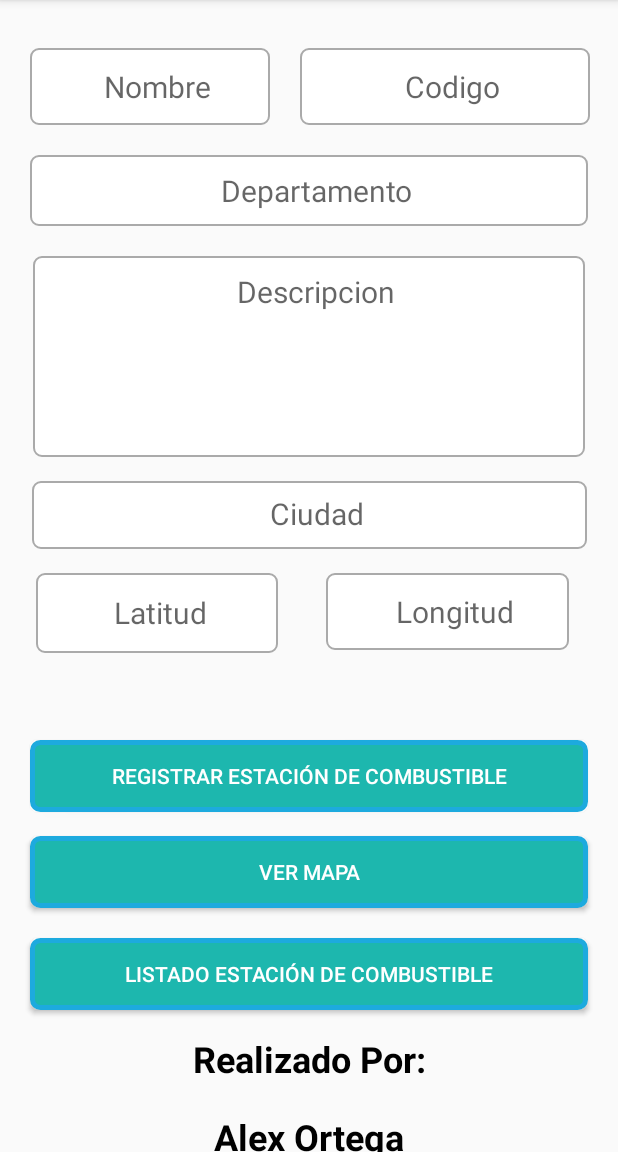
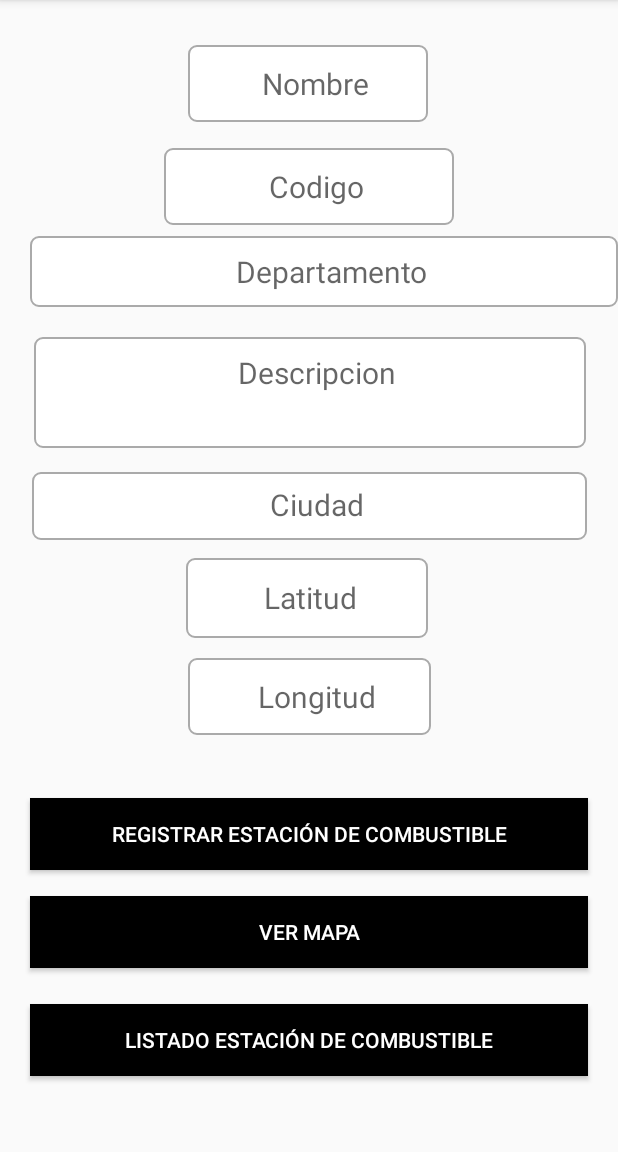
Before and after one commit to Eedal/maps, an Android app: the screen it shows after launch (MainActivity), on a phone screen of 412 x 824 dp, the part 84-1236 px from its top. Run offline under Robolectric (Android 15) with nearby library versions, the light colour scheme and no system bars.

Commit message:
mejorando interfaz

```diff
--- a/app/src/main/res/layout/activity_main.xml
+++ b/app/src/main/res/layout/activity_main.xml
@@ -42,7 +42,8 @@
                 android:layout_width="160dp"
                 android:layout_height="51dp"
                 android:layout_marginHorizontal="20dp"
-                android:layout_marginTop="32dp"
+                android:layout_marginStart="125dp"
+                android:layout_marginTop="30dp"
                 android:background="@drawable/custom_input"
                 android:ems="10"
                 android:gravity="center"
@@ -59,7 +60,8 @@
                 android:layout_width="match_parent"
                 android:layout_height="wrap_content"
                 android:layout_marginHorizontal="20dp"
-                android:layout_marginTop="20dp"
+                android:layout_marginStart="20dp"
+                android:layout_marginTop="76dp"
                 android:background="@drawable/custom_input"
                 android:ems="10"
                 android:gravity="center"
@@ -77,8 +79,8 @@
                 android:layout_width="161dp"
                 android:layout_height="53dp"
                 android:layout_marginHorizontal="20dp"
-                android:layout_marginStart="24dp"
-                android:layout_marginTop="16dp"
+                android:layout_marginStart="124dp"
+                android:layout_marginTop="12dp"
                 android:background="@drawable/custom_input"
                 android:ems="10"
                 android:gravity="center"
@@ -95,31 +97,22 @@
                 android:layout_width="match_parent"
                 android:layout_height="wrap_content"
                 android:layout_marginHorizontal="20dp"
-                android:layout_marginTop="28dp"
-                android:background="@drawable/button_rounded"
+                android:layout_marginTop="42dp"
+                android:background="@color/black"
                 android:text="registrar Estación de combustible"
                 android:textColor="@color/white"
                 app:layout_constraintEnd_toEndOf="parent"
+                app:layout_constraintHorizontal_bias="0.4"
                 app:layout_constraintStart_toStartOf="parent"
-                app:layout_constraintTop_toBottomOf="@+id/space" />
-
-            <android.widget.Space
-                android:id="@+id/space"
-                android:layout_width="match_parent"
-                android:layout_height="10dp"
-                android:layout_marginTop="20dp"
-                android:layout_weight="1"
-                app:layout_constraintEnd_toEndOf="parent"
-                app:layout_constraintStart_toStartOf="parent"
-                app:layout_constraintTop_toBottomOf="@+id/edtlatitud" />
+                app:layout_constraintTop_toBottomOf="@+id/edtlongitud" />
 
             <Button
                 android:id="@+id/btnvermapa"
                 android:layout_width="match_parent"
                 android:layout_height="wrap_content"
                 android:layout_marginHorizontal="20dp"
-                android:layout_marginTop="16dp"
-                android:background="@drawable/button_rounded"
+                android:layout_marginTop="17dp"
+                android:background="@color/black"
                 android:text="ver mapa"
                 android:textColor="@color/white"
                 app:layout_constraintEnd_toEndOf="parent"
@@ -131,7 +124,8 @@
                 android:layout_width="193dp"
                 android:layout_height="51dp"
                 android:layout_marginHorizontal="20dp"
-                android:layout_marginTop="32dp"
+                android:layout_marginStart="109dp"
+                android:layout_marginTop="17dp"
                 android:background="@drawable/custom_input"
                 android:ems="10"
                 android:gravity="center"
@@ -140,15 +134,13 @@
                 android:paddingVertical="10dp"
                 android:paddingLeft="10dp"
                 android:textSize="20sp"
-                app:layout_constraintEnd_toEndOf="parent"
-                app:layout_constraintHorizontal_bias="0.473"
-                app:layout_constraintStart_toEndOf="@+id/edtnombre"
-                app:layout_constraintTop_toTopOf="parent" />
+                app:layout_constraintStart_toStartOf="parent"
+                app:layout_constraintTop_toBottomOf="@+id/edtnombre" />
 
             <EditText
                 android:id="@+id/edDescripcion"
                 android:layout_width="368dp"
-                android:layout_height="134dp"
+                android:layout_height="74dp"
                 android:layout_marginHorizontal="20dp"
                 android:layout_marginTop="20dp"
                 android:background="@drawable/custom_input"
@@ -160,6 +152,7 @@
                 android:paddingLeft="10dp"
                 android:textSize="20sp"
                 app:layout_constraintEnd_toEndOf="parent"
+                app:layout_constraintHorizontal_bias="0.627"
                 app:layout_constraintStart_toStartOf="parent"
                 app:layout_constraintTop_toBottomOf="@+id/edtdepartamento" />
 
@@ -168,8 +161,8 @@
                 android:layout_width="162dp"
                 android:layout_height="51dp"
                 android:layout_marginHorizontal="20dp"
-                android:layout_marginStart="32dp"
-                android:layout_marginTop="16dp"
+                android:layout_marginStart="125dp"
+                android:layout_marginTop="13dp"
                 android:background="@drawable/custom_input"
                 android:ems="10"
                 android:gravity="center"
@@ -178,65 +171,22 @@
                 android:paddingVertical="10dp"
                 android:paddingLeft="10dp"
                 android:textSize="20sp"
-                app:layout_constraintEnd_toEndOf="parent"
-                app:layout_constraintHorizontal_bias="0.0"
-                app:layout_constraintStart_toEndOf="@+id/edtlatitud"
-                app:layout_constraintTop_toBottomOf="@+id/edtciudad" />
+                app:layout_constraintStart_toStartOf="parent"
+                app:layout_constraintTop_toBottomOf="@+id/edtlatitud" />
 
             <Button
                 android:id="@+id/btnlistado"
                 android:layout_width="match_parent"
                 android:layout_height="wrap_content"
                 android:layout_marginHorizontal="20dp"
-                android:layout_marginTop="20dp"
-                android:background="@drawable/button_rounded"
+                android:layout_marginTop="24dp"
+                android:background="@color/black"
                 android:text="Listado Estación de combustible"
                 android:textColor="@color/white"
                 app:layout_constraintEnd_toEndOf="parent"
+                app:layout_constraintHorizontal_bias="0.4"
                 app:layout_constraintStart_toStartOf="parent"
                 app:layout_constraintTop_toBottomOf="@+id/btnvermapa" />
-
-            <TextView
-                android:id="@+id/textView"
-                android:layout_width="wrap_content"
-                android:layout_height="wrap_content"
-                android:layout_marginTop="16dp"
-                android:text="Realizado Por:"
-                android:textColor="@color/black"
-                android:textSize="24sp"
-                android:textStyle="bold"
-                app:layout_constraintEnd_toEndOf="parent"
-                app:layout_constraintStart_toStartOf="parent"
-                app:layout_constraintTop_toBottomOf="@+id/btnlistado" />
-
-            <TextView
-                android:id="@+id/textView2"
-                android:layout_width="wrap_content"
-                android:layout_height="wrap_content"
-                android:layout_marginTop="68dp"
-                android:text="Alex Ortega"
-                android:textColor="@color/black"
-                android:textSize="24sp"
-                android:textStyle="bold"
-                app:layout_constraintEnd_toEndOf="parent"
-                app:layout_constraintStart_toStartOf="parent"
-                app:layout_constraintTop_toBottomOf="@+id/btnlistado" />
-
-            <TextView
-                android:id="@+id/textView3"
-                android:layout_width="wrap_content"
-                android:layout_height="wrap_content"
-                android:layout_marginTop="128dp"
-                android:text="Elkin de Armas"
-                android:textColor="@color/black"
-                android:textSize="24sp"
-                android:textStyle="bold"
-                app:layout_constraintBottom_toBottomOf="parent"
-                app:layout_constraintEnd_toEndOf="parent"
-                app:layout_constraintHorizontal_bias="0.497"
-                app:layout_constraintStart_toStartOf="parent"
-                app:layout_constraintTop_toBottomOf="@+id/btnlistado"
-                app:layout_constraintVertical_bias="0.0" />
 
         </androidx.constraintlayout.widget.ConstraintLayout>
     </ScrollView>
```
Also changed, not shown: app/src/main/res/layout/activity_edicion.xml (+35 -54 lines), 26 other files.
